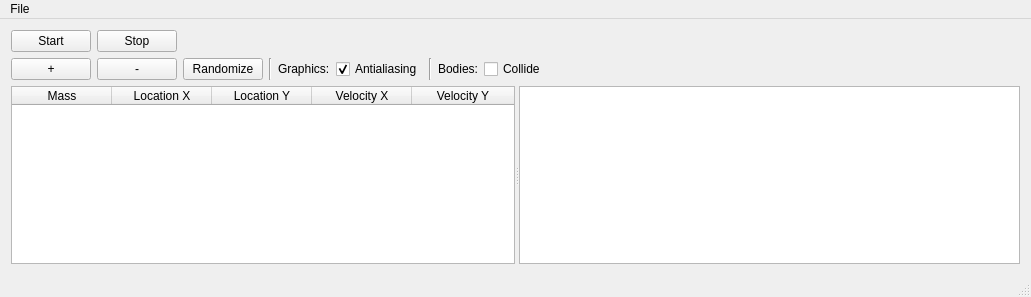
First picture: the form in source/ObjectSelector/mainwindow.ui, repository CDavantzis/GravitySimulator, before the edit.
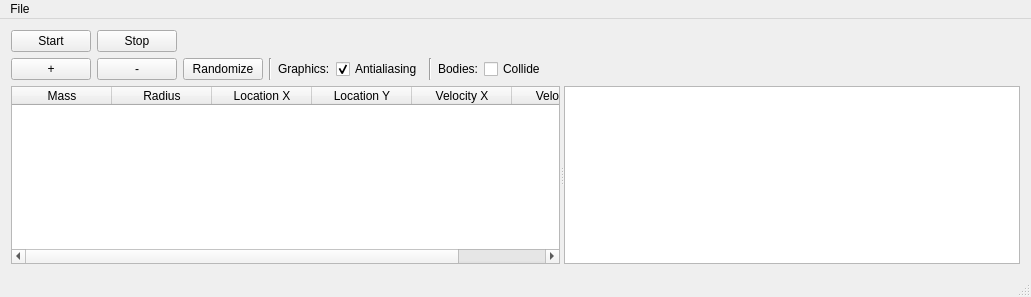
Second picture: the form after the edit. Custom widgets are drawn as their Qt base class.

Commit message: Added Radius on display

```diff
--- a/source/ObjectSelector/mainwindow.ui
+++ b/source/ObjectSelector/mainwindow.ui
@@ -212,6 +212,11 @@
          <string>Mass</string>
         </property>
        </column>
+       <column>
+        <property name="text">
+         <string>Radius</string>
+        </property>
+       </column>
        <column>
         <property name="text">
          <string>Location X</string>
```
Left out of the diff: 2 changed lines with no effect on the pictures. The commit also changes 3 other files.
